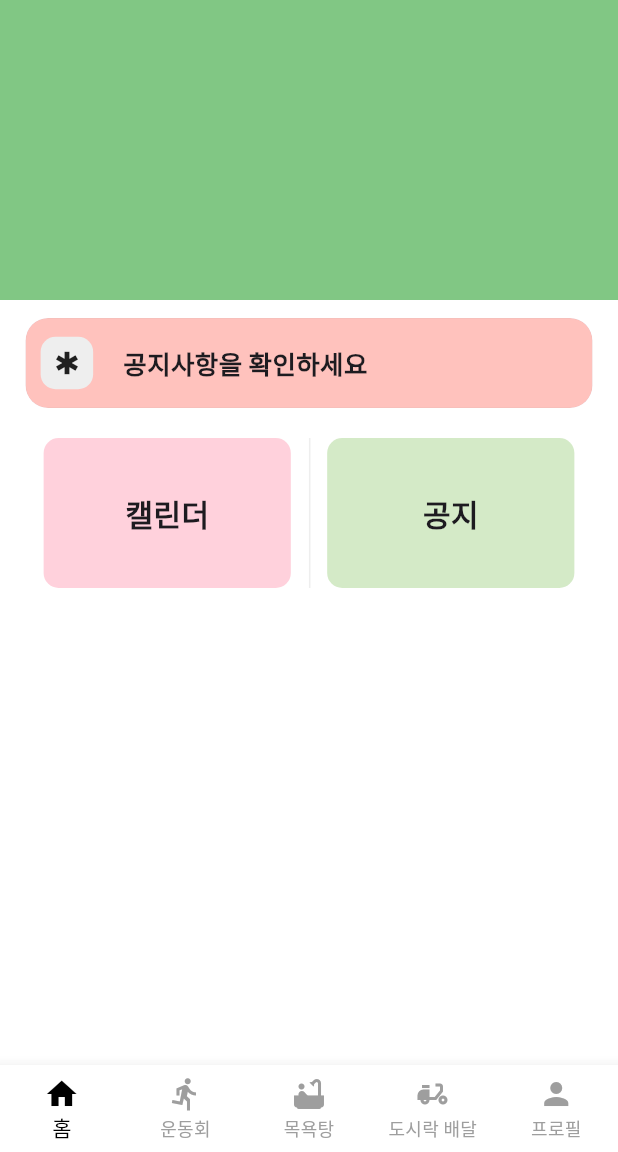
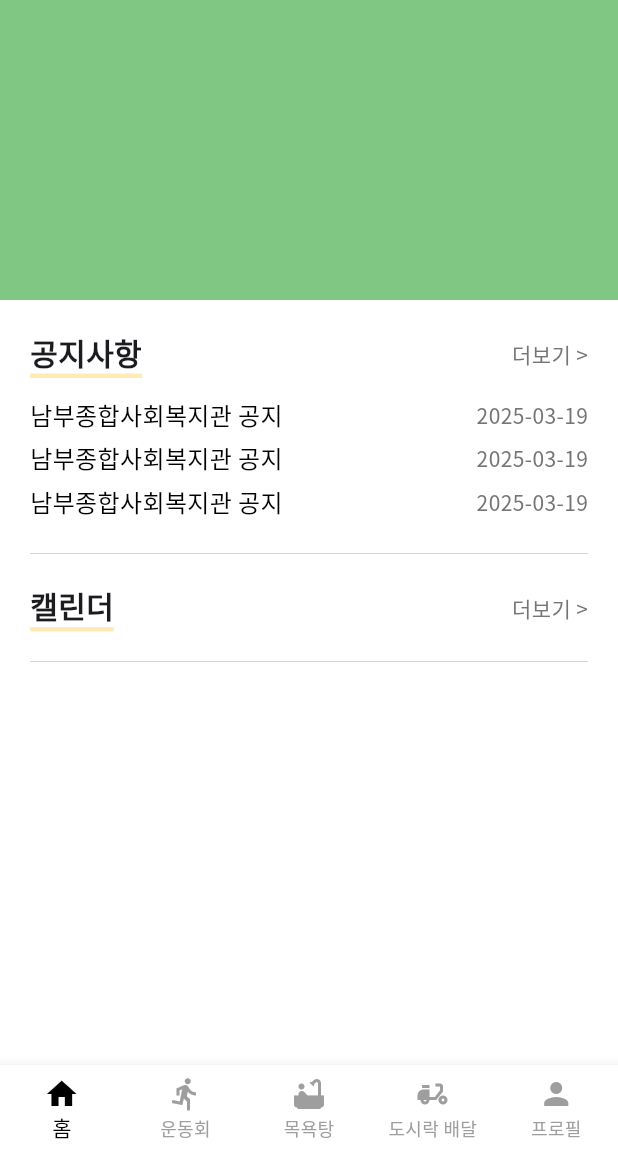
Before and after one commit to pre-per/nambu_admin, a Flutter app: the screen it shows after launch, on a phone screen of 412 x 824 dp, the part 84-1236 px from its top. Run offline on Flutter 3.47's test engine with Material 3 defaults, Android fonts, the phone set to English and light mode, and no system bars; our stand-ins replace cloud_firestore, firebase_core, google_fonts, lottie, table_calendar; accounts and stored records are empty.

Commit message:
homescreen notice&calendar

```diff
--- a/lib/main.dart
+++ b/lib/main.dart
@@ -30,7 +30,7 @@ void main() async {
         ChangeNotifierProvider(create: (_) => Calendarprovider()),
         ChangeNotifierProvider(create: (_) => NoticeProvider()),
         ChangeNotifierProvider(create: (_) => Calendaraddplanprovider()),
-        ChangeNotifierProvider(create: (_) => SportpersonProvider()..listentoUser()),
+        ChangeNotifierProvider(create: (_) => SportpersonProvider()..listenToUser()..listenToScore()),
         ChangeNotifierProvider(create: (_) => RandomnumProvider()),
         ChangeNotifierProvider(create: (_) => SportAddPersonProvider()),
       ],
--- a/lib/provider/sport/sportpersonprovider.dart
+++ b/lib/provider/sport/sportpersonprovider.dart
@@ -11,34 +11,50 @@ class SportpersonProvider with ChangeNotifier {
 
   List<Sportpersonmodel> get teamList => _teamList;
 
-  List<Sportpersonmodel> get blueTeam => _teamList.where((item) => item.isBlueTeam).toList();
-  List<Sportpersonmodel> get redTeam => _teamList.where((item) => !(item.isBlueTeam)).toList();
+  List<Sportpersonmodel> get blueTeam =>
+      _teamList.where((item) => item.isBlueTeam).toList();
+
+  List<Sportpersonmodel> get redTeam =>
+      _teamList.where((item) => !(item.isBlueTeam)).toList();
 
   int get blueCheckedCount => blueTeam.where((item) => item.isChecked).length;
+
   int get redCheckedCount => redTeam.where((item) => item.isChecked).length;
 
   int get blueScore => _blueScore;
+
   int get redScore => _redScore;
 
   Future<void> toggleCheck(Sportpersonmodel person) async {
     person.isChecked = !person.isChecked;
-    await firestore.collection('sportUserInfo').doc(person.docId).update({'isChecked': person.isChecked});
+    await firestore
+        .collection('sportUserInfo')
+        .doc(person.docId)
+        .update({'isChecked': person.isChecked});
     notifyListeners();
   }
 
   Future<void> addPerson(Sportpersonmodel person) async {
-    DocumentReference docRef = await firestore.collection('sportUserInfo').add(person.toMap());
+    DocumentReference docRef =
+        await firestore.collection('sportUserInfo').add(person.toMap());
     person.docId = docRef.id;
     notifyListeners();
   }
 
   Future<void> addScore(bool isPlus, bool isBlueTeam) async {
-    DocumentSnapshot teamScoreDoc = await firestore.collection('sportTeamScore').doc(isBlueTeam ? 'blueTeam' : 'redTeam').get();
+    DocumentSnapshot teamScoreDoc = await firestore
+        .collection('sportTeamScore')
+        .doc(isBlueTeam ? 'blueTeam' : 'redTeam')
+        .get();
 
-    int currentScore = (teamScoreDoc.data() as Map<String, dynamic>)['num'] ?? -1;
+    int currentScore =
+        (teamScoreDoc.data() as Map<String, dynamic>)['num'] ?? -1;
     int newScore = isPlus ? currentScore + 50 : currentScore - 50;
 
-    await firestore.collection('sportTeamScore').doc(isBlueTeam ? 'blueTeam' : 'redTeam').update({'num': newScore});
+    await firestore
+        .collection('sportTeamScore')
+        .doc(isBlueTeam ? 'blueTeam' : 'redTeam')
+        .update({'num': newScore});
 
     if (isBlueTeam) {
       _blueScore = newScore;
@@ -51,7 +67,7 @@ class SportpersonProvider with ChangeNotifier {
     notifyListeners();
   }
 
-  void listentoUser() {
+  void listenToUser() {
     firestore.collection('sportUserInfo').snapshots().listen((snapshot) {
       _teamList = snapshot.docs.map((doc) {
         return Sportpersonmodel.fromMap(doc);
@@ -61,6 +77,19 @@ class SportpersonProvider with ChangeNotifier {
     });
   }
 
+  void listenToScore() {
+    firestore.collection('sportTeamScore').snapshots().listen((snapshot) {
+      for (var doc in snapshot.docs) {
+        if (doc.id == 'blueTeam') {
+          _blueScore = (doc.data()['num'] ?? 0) as int;
+        } else if (doc.id == 'redTeam') {
+          _redScore = (doc.data()['num'] ?? 0) as int;
+        }
+      }
+      notifyListeners();
+    });
+  }
+
   void _sortList() {
     _teamList.sort((a, b) => a.num.compareTo(b.num));
   }
--- a/lib/screen/home/homescreen.dart
+++ b/lib/screen/home/homescreen.dart
@@ -21,29 +21,21 @@ class Homescreen extends StatelessWidget {
             children: [
               HomescreenGallery(w_mdof),
               Padding(
-                padding: EdgeInsets.symmetric(horizontal: 7.0),
+                padding: EdgeInsets.symmetric(horizontal: 20.0),
                 child: Column(
                   crossAxisAlignment: CrossAxisAlignment.start,
                   children: [
-                    Noticecard(
-                      backgroundColor: Color(0xffffc2bd),
-                      title: '공지사항을 확인하세요',
-                      iconData: Icons.emergency,
-                    ),
                     const SizedBox(height: 20.0),
-                    IntrinsicHeight(
-                      child: Row(
-                        mainAxisAlignment: MainAxisAlignment.spaceBetween,
-                        children: [
-                          const SizedBox(width: 10.0),
-                          HomescreenCalendarInkWell(w_mdof, context),
-                          VerticalDivider(color: Colors.grey[200], width: 0.05),
-                          HomescreenNoticeInkWell(w_mdof, context),
-                          const SizedBox(width: 10.0),
-                        ],
-                      ),
-                    ),
-                    const SizedBox(height: 20.0),
+                    HomescreenTextDesign(
+                        text: '공지사항', destination: Noticescreen()),
+                    const SizedBox(height: 10.0),
+                    HomescreenNoticeCard(title: '남부종합사회복지관 공지', date: '2025-03-19'),
+                    HomescreenNoticeCard(title: '남부종합사회복지관 공지', date: '2025-03-19'),
+                    HomescreenNoticeCard(title: '남부종합사회복지관 공지', date: '2025-03-19'),
+                    Divider(thickness: 0.5, height: 40),
+                    HomescreenTextDesign(
+                        text: '캘린더', destination: Calendarscreen()),
+                    Divider(thickness: 0.5, height: 40),
                   ],
                 ),
               ),
@@ -104,7 +96,7 @@ InkWell HomescreenCalendarInkWell(double w_mdof, BuildContext context) {
   );
 }
 
-InkWell HomescreenNoticeInkWell(double w_mdof , BuildContext context) {
+InkWell HomescreenNoticeInkWell(double w_mdof, BuildContext context) {
   return InkWell(
     onTap: () {
       Navigator.of(context)
@@ -124,3 +116,85 @@ InkWell HomescreenNoticeInkWell(double w_mdof , BuildContext context) {
     ),
   );
 }
+
+class HomescreenTextDesign extends StatelessWidget {
+  final String text;
+  final Widget destination;
+
+  const HomescreenTextDesign(
+      {required this.text, required this.destination, super.key});
+
+  @override
+  Widget build(BuildContext context) {
+    return Row(
+      mainAxisAlignment: MainAxisAlignment.spaceBetween,
+      children: [
+        IntrinsicWidth(
+          child: Column(
+            children: [
+              Text(text,
+                  style:
+                      TextStyle(fontSize: 20.0, fontWeight: FontWeight.w600)),
+              Divider(color: MAIN_YELLOW_COLOR, height: 3.0, thickness: 3.0),
+            ],
+          ),
+        ),
+        GestureDetector(
+            onTap: () {
+              Navigator.of(context)
+                  .push(MaterialPageRoute(builder: (_) => destination));
+            },
+            child: Text(
+              '더보기 >',
+              style: TextStyle(
+                  fontSize: 14.0,
+                  fontWeight: FontWeight.w500,
+                  color: Colors.grey[600]),
+            ))
+      ],
+    );
+    ;
+  }
+}
+
+class HomescreenNoticeCard extends StatelessWidget {
+  final String title;
+  final String date;
+
+  const HomescreenNoticeCard(
+      {required this.title, required this.date, super.key});
+
+  @override
+  Widget build(BuildContext context) {
+    return InkWell(
+      onTap: () {},
+      child: Padding(
+        padding: const EdgeInsets.symmetric(vertical: 3.0),
+        child: Container(
+          width: MediaQuery.of(context).size.width,
+          color: Colors.transparent,
+          child: Row(
+            mainAxisAlignment: MainAxisAlignment.spaceBetween,
+            children: [
+              Expanded(
+                  child: Text(
+                title,
+                style: TextStyle(
+                    fontSize: 16.0,
+                    fontWeight: FontWeight.w500,
+                    color: Colors.black),
+              )),
+              Text(
+                date,
+                style: TextStyle(
+                    fontSize: 14.0,
+                    fontWeight: FontWeight.w500,
+                    color: Colors.grey[600]),
+              ),
+            ],
+          ),
+        ),
+      ),
+    );
+  }
+}
```
